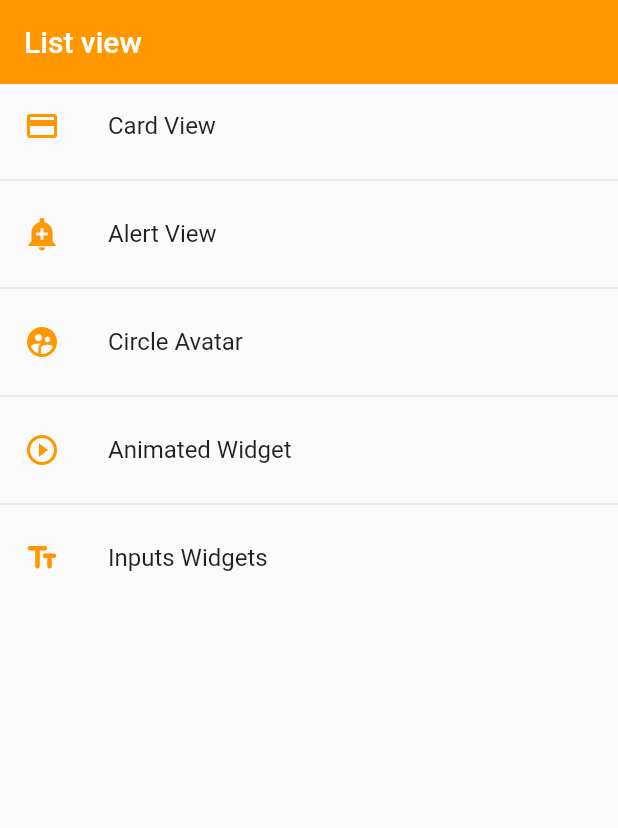
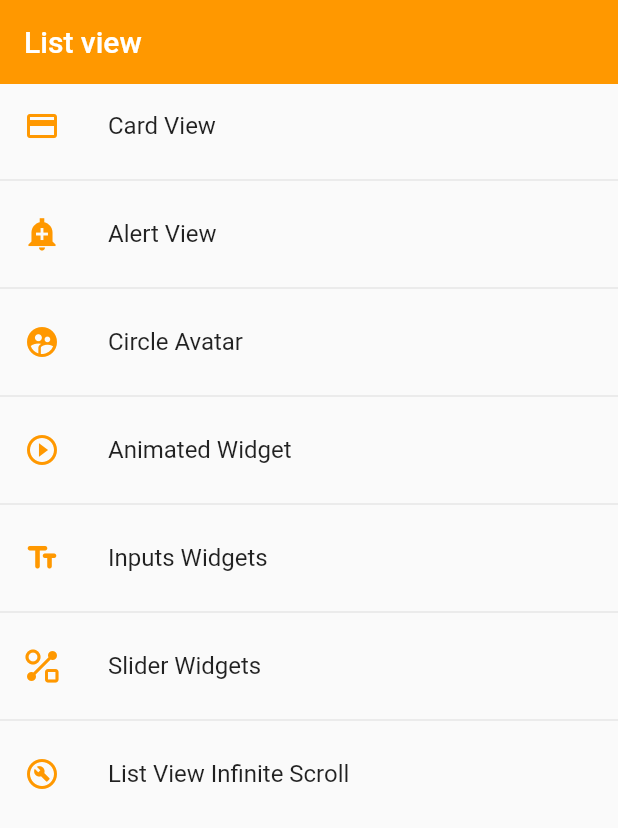
Before and after one commit to MateoDev97/ComponentsAppFlutter, a Flutter app: the screen it shows after launch, on a phone screen of 412 x 824 dp. Shown: the top 828 px of the screen. Run offline on Flutter 3.47's test engine with Material 2 defaults, Android fonts, the phone set to English and light mode, and no system bars.

Commit message:
Slider widget

```diff
--- a/lib/router/app_router.dart
+++ b/lib/router/app_router.dart
@@ -31,6 +31,16 @@ class AppRoutes {
         title: 'Inputs Widgets',
         view: const InputsView(),
         icon: Icons.text_fields_rounded),
+    MenuOption(
+        route: 'sliderView',
+        title: 'Slider Widgets',
+        view: const SliderView(),
+        icon: Icons.shape_line_outlined),
+    MenuOption(
+        route: 'listViewBuilder',
+        title: 'List View Infinite Scroll',
+        view: const ListViewBuilderView(),
+        icon: Icons.build_circle_outlined),
   ];
 
   static Map<String, Widget Function(BuildContext)> getAppRoutes() {
--- a/lib/views/views.dart
+++ b/lib/views/views.dart
@@ -1,6 +1,8 @@
+export 'package:flutter_components/views/alert_view.dart';
 export 'package:flutter_components/views/animated_view.dart';
-export 'package:flutter_components/views/alert_view.dart';
 export 'package:flutter_components/views/avatar_view.dart';
 export 'package:flutter_components/views/card_view.dart';
 export 'package:flutter_components/views/home_list_view.dart';
 export 'package:flutter_components/views/inputs_view.dart';
+export 'package:flutter_components/views/listview_builder_view.dart';
+export 'package:flutter_components/views/slider_view.dart';
```
Also changed, not shown: lib/views/listview_builder_view.dart (added, +14 -0 lines), lib/views/slider_view.dart (added, +56 -0 lines).
